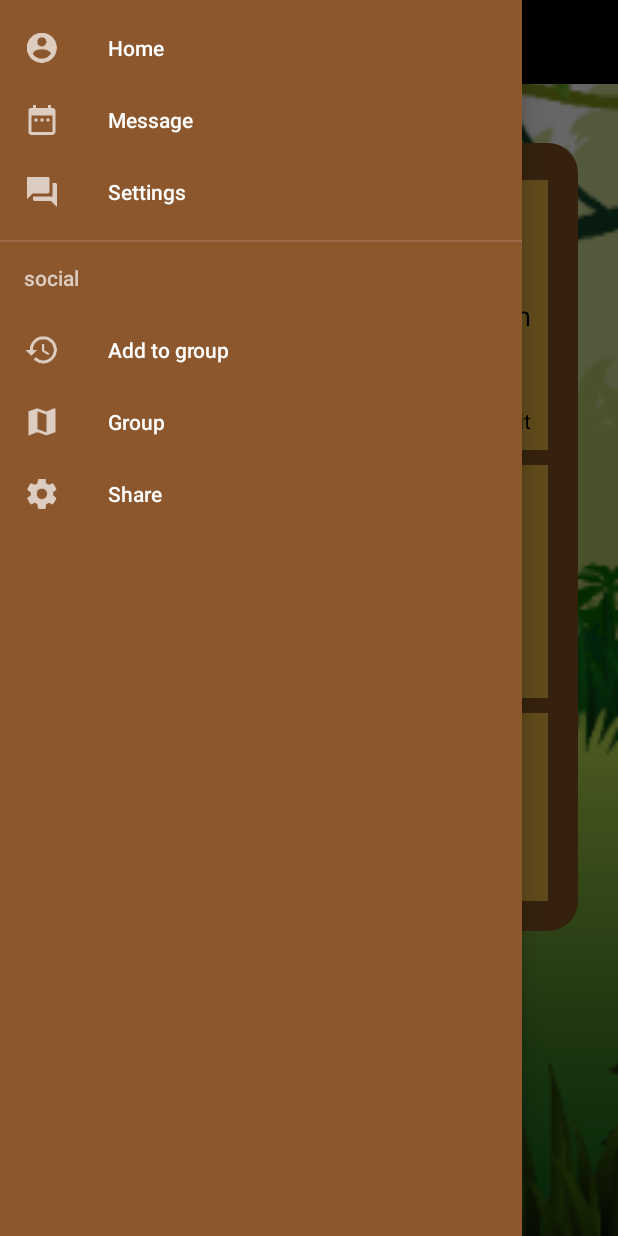
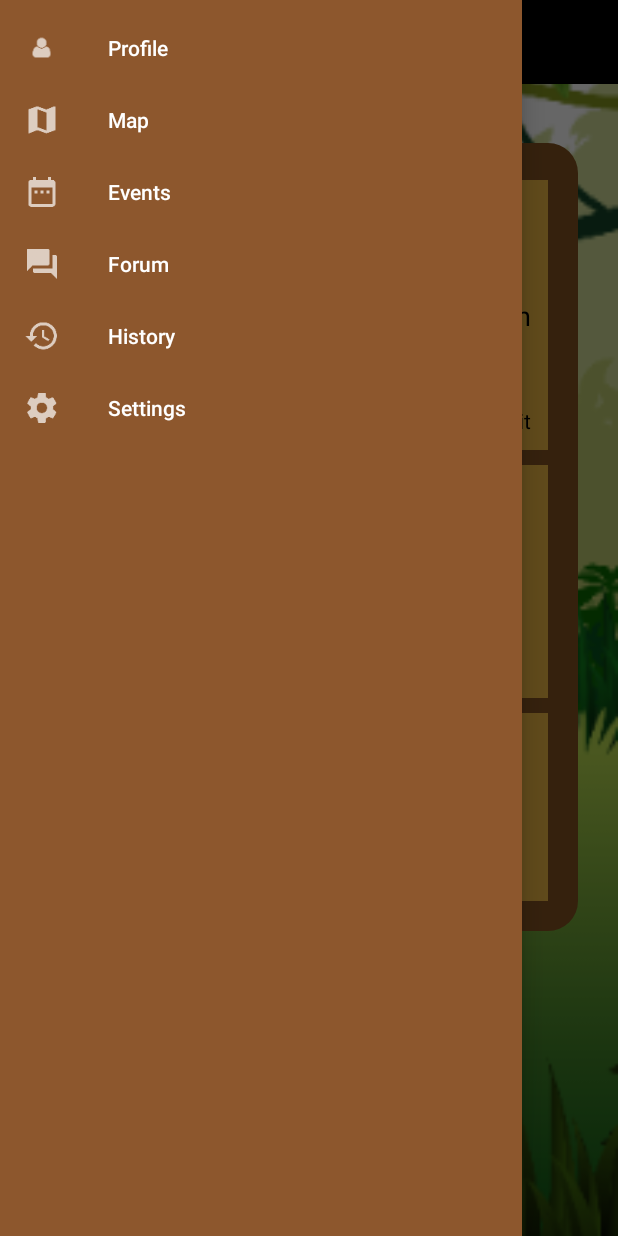
Before and after one commit to MauernChu/P8_Group3, an Android app: the ProfilePage screen opened directly, with no data from a screen before it, with the side drawer open, on a phone screen of 412 x 824 dp. Run offline under Robolectric (Android 15) with nearby library versions, the light colour scheme and no system bars.

Commit message:
Changed the icons and groups in drawer_menu.

```diff
--- a/Source/P8_Group3/app/src/main/res/menu/drawer_menu.xml
+++ b/Source/P8_Group3/app/src/main/res/menu/drawer_menu.xml
@@ -9,45 +9,37 @@
         Category for the menupage
         -->
         <item
-            android:id="@+id/home_id"
-            android:title="Home"
-            android:icon="@drawable/account_circle">
+            android:id="@+id/profileMenuIcon"
+            android:title="@string/profile"
+            android:icon="@drawable/usericon">
         </item>
         <item
-            android:id="@+id/message_id"
-            android:title="Message"
+            android:id="@+id/mapMenuIcon"
+            android:title="@string/map"
+            android:icon="@drawable/map">
+        </item>
+        <item
+            android:id="@+id/eventMenuIcon"
+            android:title="@string/events"
             android:icon="@drawable/date_range">
         </item>
         <item
-            android:id="@+id/setting_id"
-            android:title="Settings"
+            android:id="@+id/forumMenuIcon"
+            android:title="@string/forum"
             android:icon="@drawable/forum">
+        </item>
+        <item
+            android:id="@+id/historyMenuIcon"
+            android:title="@string/history"
+            android:icon="@drawable/history">
+        </item>
+        <item
+            android:id="@+id/settingMenuIcon"
+            android:title="@string/settings"
+            android:icon="@drawable/settings">
         </item>
     </group>
 
-    <!--
-    Subcategory for the menupage
-    -->
-
-    <item android:title="social">
-        <menu>
-            <item
-                android:title="Add to group"
-                android:id="@+id/add_to_group"
-                android:icon="@drawable/history">
-            </item>
-            <item
-                android:title="Group"
-                android:id="@+id/id_group"
-                android:icon="@drawable/map">
-            </item>
-            <item
-                android:title="Share"
-                android:id="@+id/id_share"
-                android:icon="@drawable/settings">
-            </item>
-        </menu>
-    </item>
 
 
 
--- a/Source/P8_Group3/app/src/main/res/values/strings.xml
+++ b/Source/P8_Group3/app/src/main/res/values/strings.xml
@@ -28,4 +28,10 @@
     <string name="ageParent">Age</string>
     <string name="forgot_my_password">Forgot my password</string>
     <string name="edit">Edit</string>
+    <string name="settings">Settings</string>
+    <string name="history">History</string>
+    <string name="forum">Forum</string>
+    <string name="events">Events</string>
+    <string name="map">Map</string>
+    <string name="profile">Profile</string>
 </resources>
```
